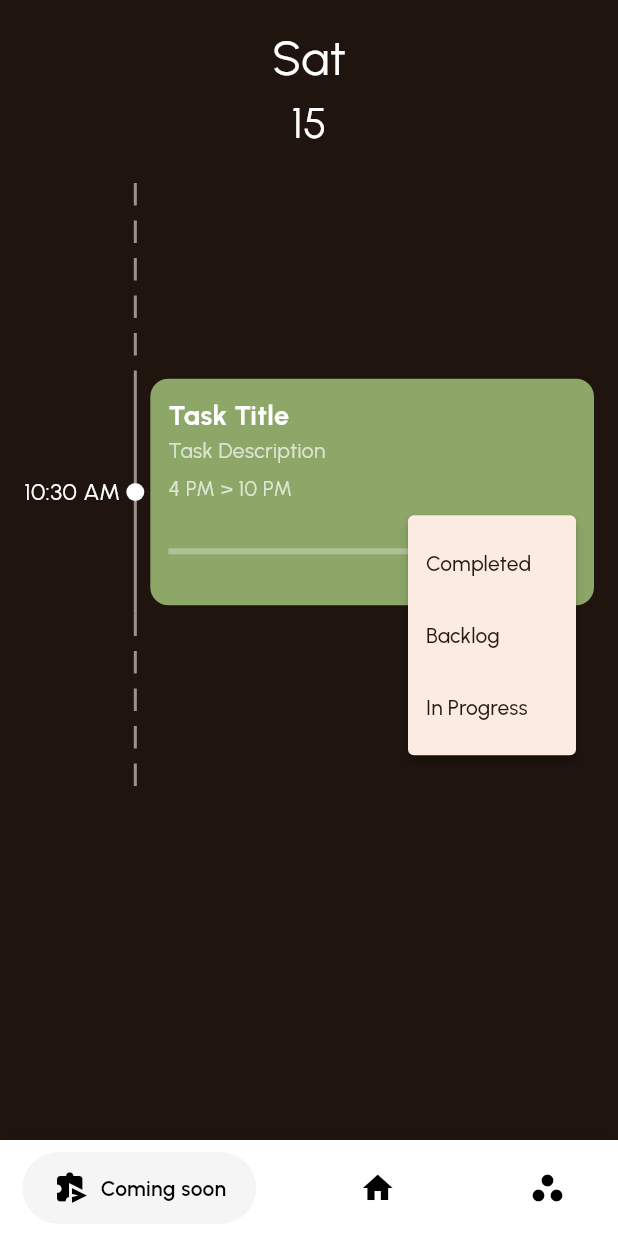
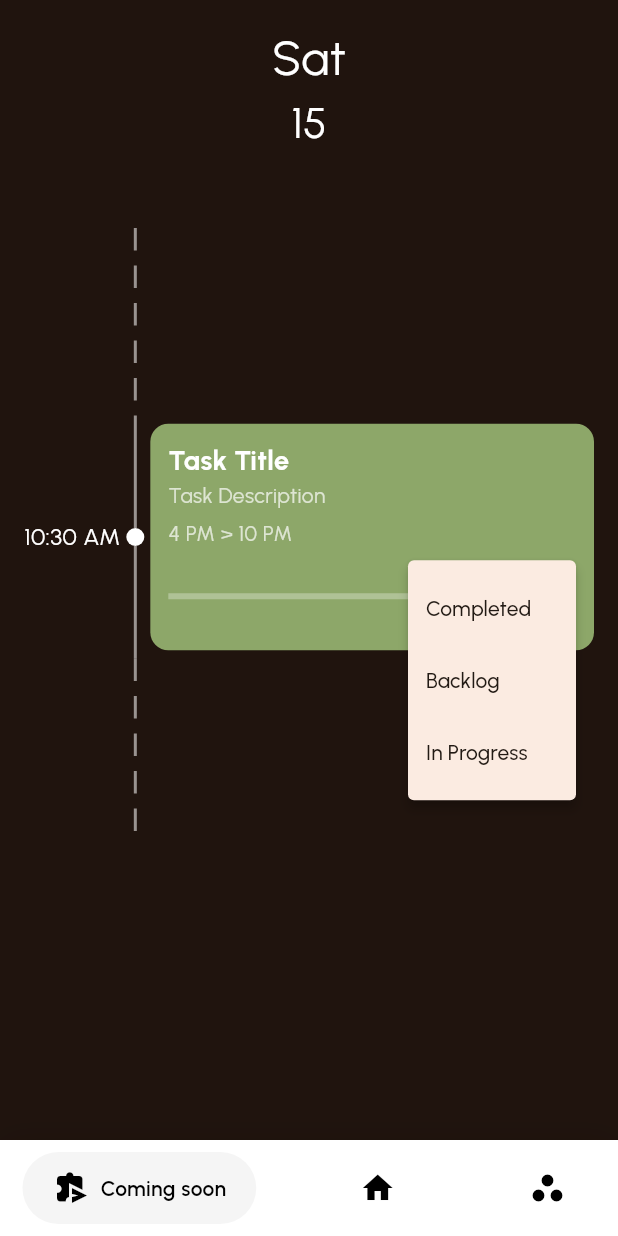
Before and after one commit to siddharth177/timeboxing, a Flutter app: the screen it shows once a user with an empty profile is signed in, after a tap on the "more vert" icon, on a phone screen of 412 x 824 dp. Run offline on Flutter 3.47's test engine with Material 3 defaults, Android fonts, the phone set to English and light mode, and no system bars; drawn by our look-alikes of google_nav_bar; our stand-ins replace cloud_firestore, firebase_auth, firebase_core, flutter_riverpod, google_fonts and 3 more; missing offline and left inert: dart:ffi; accounts and stored records are empty.

Commit message:
no disturb landing screen

```diff
--- a/lib/screens/authentication/auth.dart
+++ b/lib/screens/authentication/auth.dart
@@ -64,8 +64,8 @@ class _AuthScreenState extends ConsumerState<AuthScreen> {
                       isForgotPassword
                           ? 'We got You!'
                           : isLogin
-                          ? 'Login to get Started'
-                          : 'Sign up to Proceed',
+                          ? 'Login to Proceed'
+                          : 'Sign up to get Started',
                       style: TextStyle(
                         fontSize: 20,
                         height: 1.2,
--- a/lib/screens/no_disturb_landing_screen.dart
+++ b/lib/screens/no_disturb_landing_screen.dart
@@ -60,7 +60,8 @@ class _NoDisturbLandingScreenState extends State<NoDisturbLandingScreen> {
     String taskEnd = "10 PM";
     double progress = _calculateProgress(taskStart, taskEnd);
 
-    return Scaffold(
+    return SafeArea(
+      child: Scaffold(
         backgroundColor: Color(0xFF20140E), // Dark Brown Background
         body: Padding(
           padding: const EdgeInsets.all(16.0),
@@ -76,7 +77,7 @@ class _NoDisturbLandingScreenState extends State<NoDisturbLandingScreen> {
                 DateFormat('d').format(DateTime.now()), // e.g., 6
                 style: TextStyle(fontSize: 28, color: Colors.white),
               ),
-            const SizedBox(height: 20),
+              const SizedBox(height: 50),
 
               // Timeline + Task Event
               Row(
@@ -190,6 +191,7 @@ class _NoDisturbLandingScreenState extends State<NoDisturbLandingScreen> {
           ),
         ),
         bottomNavigationBar: CustomNavigationBar(),
+      ),
     );
   }
 
```
Lines whose indentation alone changed are shown as unchanged.
